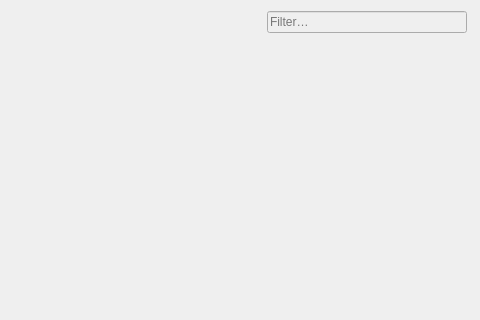
Before: the Qt Designer form QSettingsDialog/engine/settingsdisplaydialog.ui in cybik/QSettingsDialog, drawn with Qt 5; both pictures show x 370 to 850 and y 0 to 320 of the 850 by 500 pixel window.
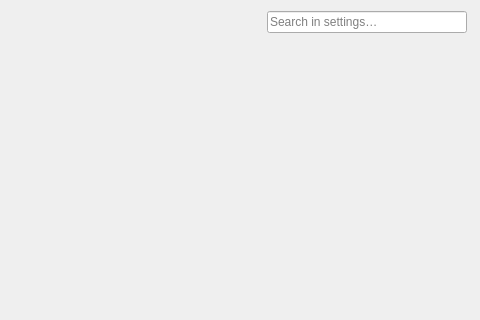
After: the same form once the commit is applied. Icons and pictures are not drawn.

Commit message: added first search code for the categories

```diff
--- a/QSettingsDialog/engine/settingsdisplaydialog.ui
+++ b/QSettingsDialog/engine/settingsdisplaydialog.ui
@@ -153,9 +153,6 @@
        </item>
        <item>
         <widget class="QLineEdit" name="filterLineEdit">
-         <property name="enabled">
-          <bool>false</bool>
-         </property>
          <property name="sizePolicy">
           <sizepolicy hsizetype="Fixed" vsizetype="Fixed">
            <horstretch>0</horstretch>
@@ -169,7 +166,7 @@
           </size>
          </property>
          <property name="placeholderText">
-          <string>Filter…</string>
+          <string>Search in settings…</string>
          </property>
          <property name="clearButtonEnabled">
           <bool>true</bool>
```
The commit also changes 5 other files.
